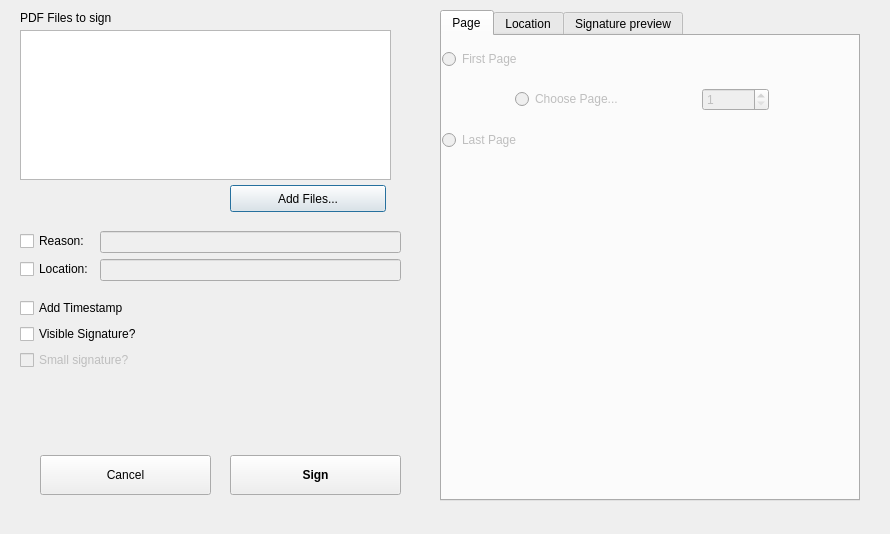
Above: _src/eidmw/eidgui/PDFSignWindow.ui from algv/middleware-offline before the change. Below: the same form after it.
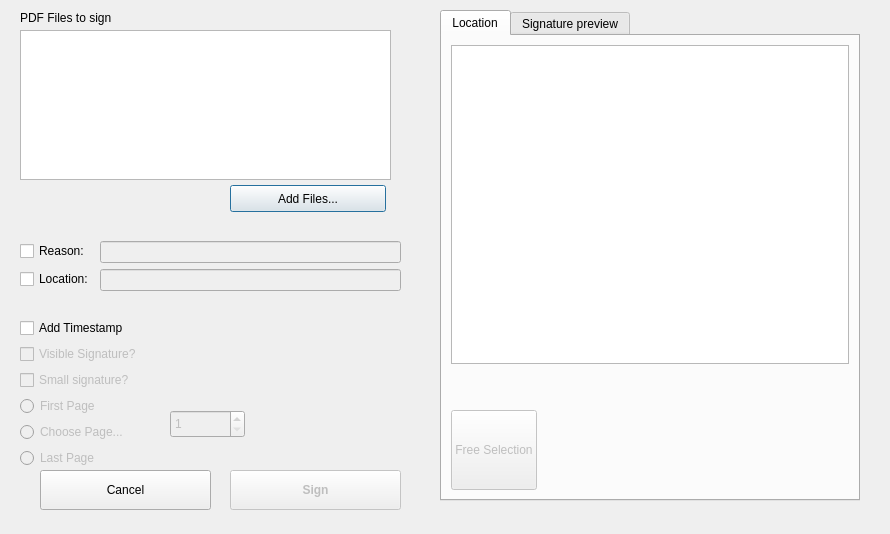
That is the form after the change. The open tabs and pages were chosen to show the change. Custom widgets are drawn as their Qt base class.

Commit message: First official release

```diff
--- a/_src/eidmw/eidgui/PDFSignWindow.ui
+++ b/_src/eidmw/eidgui/PDFSignWindow.ui
@@ -82,7 +82,7 @@
       <x>10</x>
       <y>220</y>
       <width>381</width>
-      <height>150</height>
+      <height>248</height>
      </rect>
     </property>
     <layout class="QVBoxLayout" name="vertical_top">
@@ -138,6 +138,9 @@
        </item>
        <item>
         <widget class="QCheckBox" name="visible_checkBox">
+         <property name="enabled">
+          <bool>false</bool>
+         </property>
          <property name="text">
           <string>Visible Signature?</string>
          </property>
@@ -145,24 +148,62 @@
        </item>
        <item>
         <widget class="QCheckBox" name="smallsig_checkBox">
+         <property name="enabled">
+          <bool>false</bool>
+         </property>
          <property name="text">
           <string>Small signature?</string>
          </property>
+        </widget>
+       </item>
+       <item>
+        <widget class="QRadioButton" name="radioButton_firstpage">
          <property name="enabled">
           <bool>false</bool>
          </property>
+         <property name="text">
+          <string>First Page</string>
+         </property>
         </widget>
        </item>
-
+       <item>
+        <widget class="QRadioButton" name="radioButton_choosepage">
+         <property name="enabled">
+          <bool>false</bool>
+         </property>
+         <property name="sizePolicy">
+          <sizepolicy hsizetype="Maximum" vsizetype="Maximum">
+           <horstretch>0</horstretch>
+           <verstretch>0</verstretch>
+          </sizepolicy>
+         </property>
+         <property name="text">
+          <string>Choose Page...</string>
+         </property>
+        </widget>
+       </item>
+       <item>
+        <widget class="QRadioButton" name="radioButton_lastpage">
+         <property name="enabled">
+          <bool>false</bool>
+         </property>
+         <property name="text">
+          <string>Last Page</string>
+         </property>
+        </widget>
+       </item>
       </layout>
      </item>
     </layout>
    </widget>
    <widget class="QPushButton" name="button_sign">
+    <property name="enabled">
+     <bool>false</bool>
+    </property>
     <property name="geometry">
      <rect>
       <x>220</x>
-      <y>455</y>
+      <y>470</y>
       <width>171</width>
       <height>40</height>
      </rect>
@@ -178,7 +219,7 @@
     <property name="geometry">
      <rect>
       <x>30</x>
-      <y>455</y>
+      <y>470</y>
       <width>171</width>
       <height>40</height>
      </rect>
@@ -187,6 +228,31 @@
      <string>Cancel</string>
     </property>
    </widget>
+   <widget class="QSpinBox" name="spinBox_page">
+    <property name="enabled">
+     <bool>false</bool>
+    </property>
+    <property name="geometry">
+     <rect>
+      <x>160</x>
+      <y>410</y>
+      <width>75</width>
+      <height>28</height>
+     </rect>
+    </property>
+    <property name="sizePolicy">
+     <sizepolicy hsizetype="Maximum" vsizetype="Maximum">
+      <horstretch>0</horstretch>
+      <verstretch>0</verstretch>
+     </sizepolicy>
+    </property>
+    <property name="minimum">
+     <number>1</number>
+    </property>
+    <property name="maximum">
+     <number>999999</number>
+    </property>
+   </widget>
   </widget>
   <widget class="QWidget" name="verticalLayoutWidget">
    <property name="geometry">
@@ -216,90 +282,8 @@
        </size>
       </property>
       <property name="currentIndex">
-       <number>2</number>
+       <number>0</number>
       </property>
-      <widget class="QWidget" name="tab1">
-       <attribute name="title">
-        <string>Page</string>
-       </attribute>
-       <widget class="QWidget" name="verticalLayoutWidget_2">
-        <property name="geometry">
-         <rect>
-          <x>0</x>
-          <y>0</y>
-          <width>400</width>
-          <height>130</height>
-         </rect>
-        </property>
-        <layout class="QVBoxLayout" name="verticalLayout">
-         <property name="sizeConstraint">
-          <enum>QLayout::SetMinimumSize</enum>
-         </property>
-         <item>
-          <widget class="QRadioButton" name="radioButton_firstpage">
-           <property name="enabled">
-            <bool>false</bool>
-           </property>
-           <property name="text">
-            <string>First Page</string>
-           </property>
-          </widget>
-         </item>
-         <item>
-          <layout class="QHBoxLayout" name="horizontalLayout_3">
-           <property name="sizeConstraint">
-            <enum>QLayout::SetMinimumSize</enum>
-           </property>
-           <item>
-            <widget class="QRadioButton" name="radioButton_choosepage">
-             <property name="enabled">
-              <bool>false</bool>
-             </property>
-             <property name="sizePolicy">
-              <sizepolicy hsizetype="Maximum" vsizetype="Maximum">
-               <horstretch>0</horstretch>
-               <verstretch>0</verstretch>
-              </sizepolicy>
-             </property>
-             <property name="text">
-              <string>Choose Page...</string>
-             </property>
-            </widget>
-           </item>
-           <item>
-            <widget class="QSpinBox" name="spinBox_page">
-             <property name="enabled">
-              <bool>false</bool>
-             </property>
-             <property name="sizePolicy">
-              <sizepolicy hsizetype="Maximum" vsizetype="Maximum">
-               <horstretch>0</horstretch>
-               <verstretch>0</verstretch>
-              </sizepolicy>
-             </property>
-             <property name="minimum">
-              <number>1</number>
-             </property>
-             <property name="maximum">
-              <number>999999</number>
-             </property>
-            </widget>
-           </item>
-          </layout>
-         </item>
-         <item>
-          <widget class="QRadioButton" name="radioButton_lastpage">
-           <property name="enabled">
-            <bool>false</bool>
-           </property>
-           <property name="text">
-            <string>Last Page</string>
-           </property>
-          </widget>
-         </item>
-        </layout>
-       </widget>
-      </widget>
       <widget class="QWidget" name="tab_2">
        <attribute name="title">
         <string>Location</string>
@@ -324,7 +308,7 @@
            </sizepolicy>
           </property>
           <property name="text">
-           <string>Horizontal position: </string>
+           <string/>
           </property>
           <property name="alignment">
            <set>Qt::AlignLeading</set>
@@ -340,7 +324,7 @@
            </sizepolicy>
           </property>
           <property name="text">
-           <string>Vertical position: </string>
+           <string/>
           </property>
           <property name="alignment">
            <set>Qt::AlignLeading</set>
@@ -424,7 +408,6 @@
              <property name="text">
               <string>Maximum image dimensions: (185x41 px)</string>
              </property>
-     
              <property name="wordWrap">
               <bool>true</bool>
              </property>
```
The commit also changes 144 other files.
